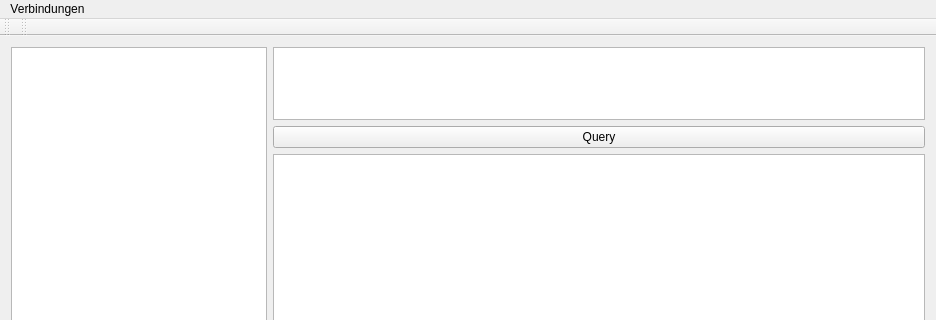
Above: mainwindow.ui from mastercad/DBManager before the change; both pictures show x 0 to 936 and y 0 to 320 of the 936 by 556 pixel window. Below: the same form after it.
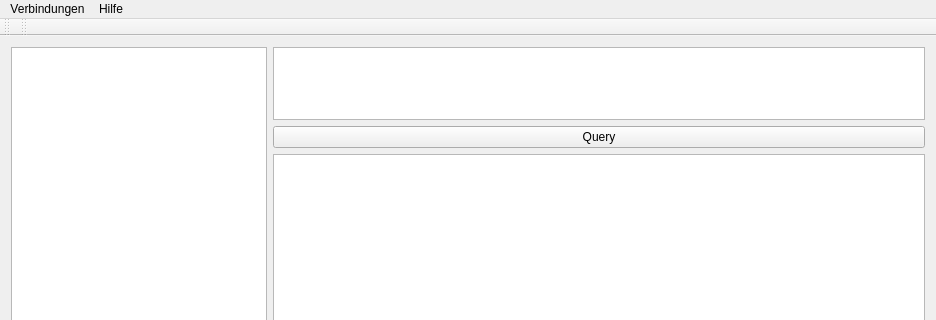
That is the form after the change. Custom widgets are drawn as their Qt base class.

Commit message: making selected database/table bold implemented, context menu functions for query result view implemented, icon for app implemented

```diff
--- a/mainwindow.ui
+++ b/mainwindow.ui
@@ -86,7 +86,14 @@
     <addaction name="separator"/>
     <addaction name="actionClose"/>
    </widget>
+   <widget class="QMenu" name="menuHilfe">
+    <property name="title">
+     <string>Hilfe</string>
+    </property>
+    <addaction name="action_ber_DBManager"/>
+   </widget>
    <addaction name="menuMain_Tool_Bar"/>
+   <addaction name="menuHilfe"/>
   </widget>
   <widget class="QToolBar" name="mainToolBar">
    <attribute name="toolBarArea">
```
Left out of the diff: 5 changed lines with no effect on the pictures. The commit also changes 13 other files.
